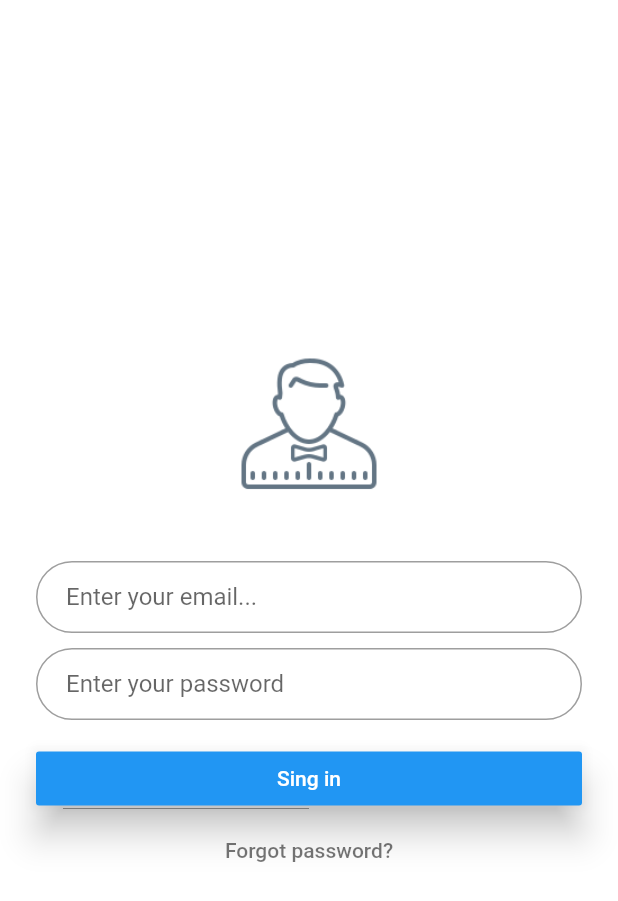
After one commit to nnthanh2001/DoAnLTDD, a Flutter app: the RegisterPage screen opened directly, on a phone screen of 412 x 824 dp. The commit adds this screen. Shown: the top 901 px of the screen. Run offline on Flutter 3.47's test engine with Material 2 defaults, Android fonts, the phone set to English and light mode, and no system bars; missing offline and left inert: dart:html.

Commit message:
register

```diff
--- a/lib/main.dart
+++ b/lib/main.dart
@@ -1,6 +1,7 @@
 import 'package:flutter/material.dart';
 
 import 'homePage.dart';
+import 'login.dart';
 
 void main() {
   runApp(const MyApp());
@@ -108,6 +109,7 @@ class MyApp extends StatelessWidget {
       routes: {
 
         '/Home' :(context) => const HomePage(),
+        '/Login' :(context) => const LoginPage(),
       },
       initialRoute: '/Home',
     );
--- /dev/null
+++ b/lib/register.dart
@@ -0,0 +1,82 @@
+import 'package:flutter/cupertino.dart';
+import 'package:flutter/material.dart';
+import 'package:flutter/src/foundation/key.dart';
+import 'package:flutter/src/widgets/framework.dart';
+
+class RegisterPage extends StatefulWidget {
+  const RegisterPage({Key? key}) : super(key: key);
+
+  @override
+  State<RegisterPage> createState() => _RegisterPageState();
+}
+
+class _RegisterPageState extends State<RegisterPage> {
+  @override
+  Widget build(BuildContext context) {
+    final logo = Hero(
+      tag: 'hero',
+      child: CircleAvatar(
+        backgroundColor: Colors.transparent,
+        radius: 48.0,
+        child: Image.asset('asset/image/user.png'),
+      ),
+    );
+    final email = TextFormField(
+      keyboardType: TextInputType.emailAddress,
+      autofocus: false,
+      initialValue: '',
+      decoration: InputDecoration(
+        hintText: 'Enter your email...',
+        contentPadding: EdgeInsets.fromLTRB(20.0, 10.0, 20.0, 10.0),
+        border: OutlineInputBorder(borderRadius: BorderRadius.circular(32.0)),
+      ),
+    );
+
+    final password = TextFormField(
+      autofocus: false,
+      initialValue: '',
+      obscureText: true,
+      decoration: InputDecoration(
+        hintText: 'Enter your password',
+        contentPadding: EdgeInsets.fromLTRB(20.0, 10.0, 20.0, 10.0),
+        border: OutlineInputBorder(borderRadius: BorderRadius.circular(32.0)),
+      ),
+    );
+
+    final loginButton = new RaisedButton(
+      child: const Text('Sing in'),
+      textColor: Colors.white,
+      color: Theme.of(context).accentColor,
+      elevation: 10.0,
+      splashColor: Colors.blueGrey,
+      onPressed: () {},
+    );
+
+    final forgotLabel = FlatButton(
+      child: Text(
+        'Forgot password?',
+        style: TextStyle(color: Colors.black54),
+      ),
+      onPressed: () {},
+    );
+
+    return Scaffold(
+        backgroundColor: Colors.white,
+        body: Center(
+          child: ListView(
+            shrinkWrap: true,
+            padding: EdgeInsets.only(left: 24.0, right: 24.0),
+            children: <Widget>[
+              logo,
+              SizedBox(height: 45.0),
+              email,
+              SizedBox(height: 10.0),
+              password,
+              SizedBox(height: 15.0),
+              loginButton,
+              forgotLabel
+            ],
+          ),
+        ));
+  }
+}
```
